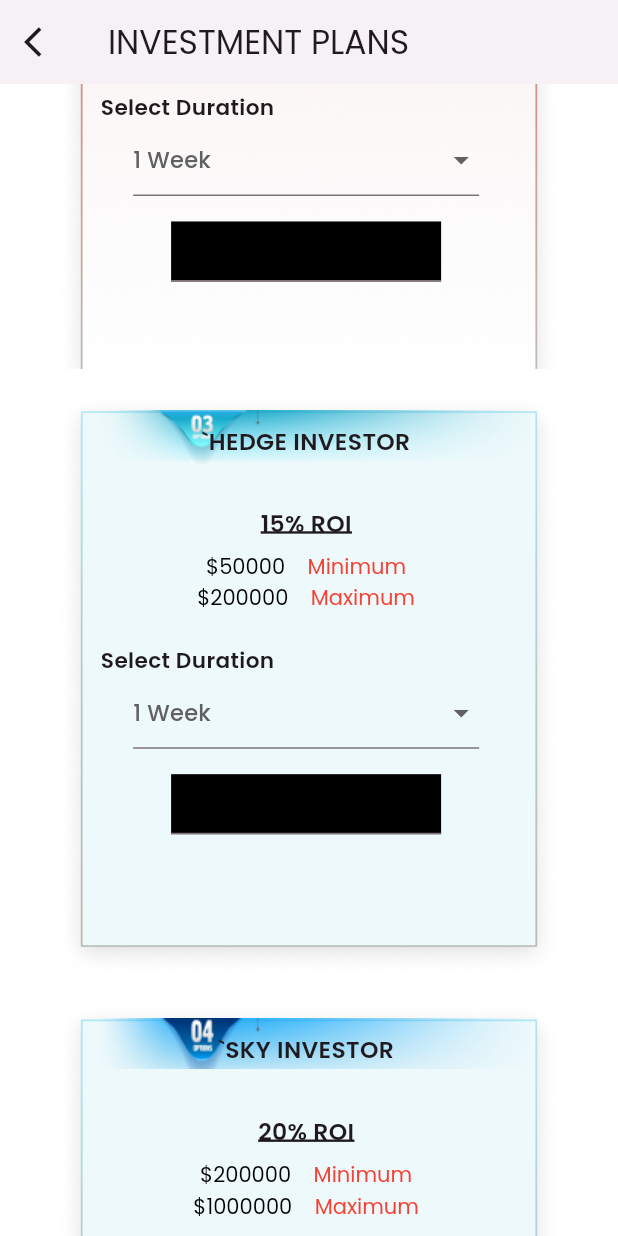
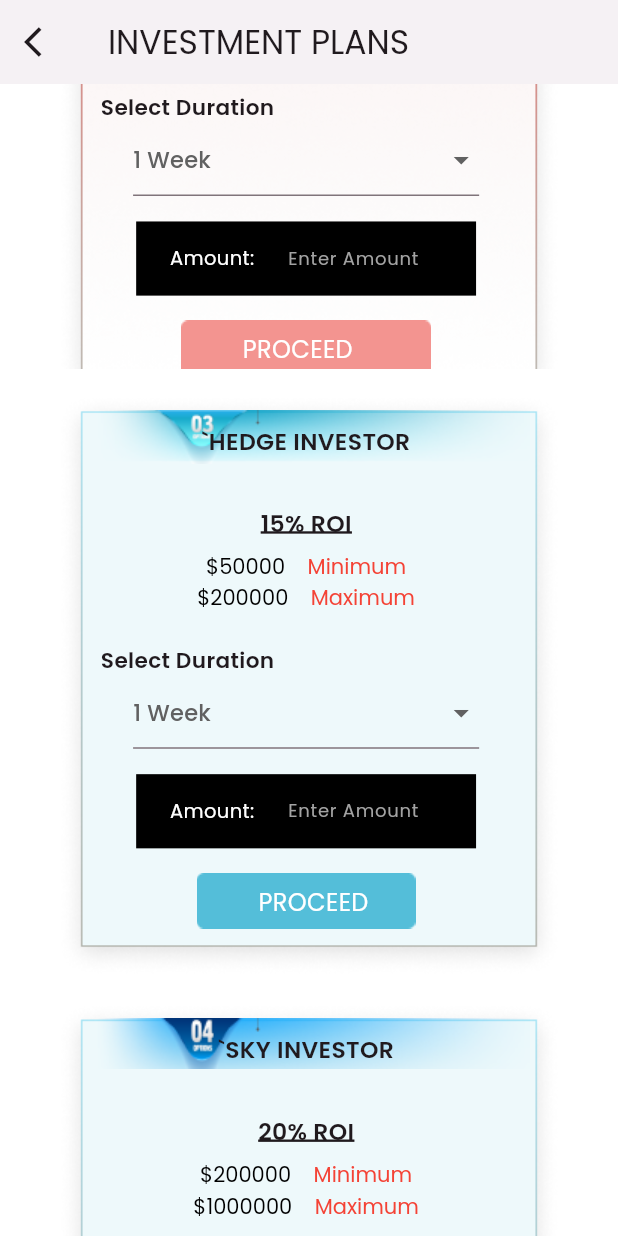
Before and after one commit to ebuka-c/bulloak-finance-mgt2, a Flutter app: the InvestmentPlans screen opened by its route, scrolled down 576 dp, on a phone screen of 412 x 824 dp. Run offline on Flutter 3.47's test engine with Material 2 defaults, Android fonts, the phone set to English and light mode, and no system bars; our stand-ins replace fl_chart, flutter_advanced_drawer, get, google_fonts, google_nav_bar, iconsax and 1 more.

Commit message:
transaction plans ui modify

```diff
--- a/lib/data/inv_plans.dart
+++ b/lib/data/inv_plans.dart
@@ -4,6 +4,7 @@ List<dynamic> plans = [
     'topbar': 'assets/plans/standard.png',
     'ROI': '7% ROI',
     'name': 'standard plan',
+    'button': 'assets/plans/standardbtn.png',
     'min': '\$1000',
     'max': '\$10000'
   },
@@ -12,6 +13,7 @@ List<dynamic> plans = [
     'topbar': 'assets/plans/premium.png',
     'ROI': '10% ROI',
     'name': 'premium',
+    'button': 'assets/plans/premiumbtn.png',
     'min': '\$10000',
     'max': '\$50000'
   },
@@ -19,6 +21,7 @@ List<dynamic> plans = [
     'image': 'assets/plans/hedgerect.png',
     'topbar': 'assets/plans/hedge.png',
     'ROI': '15% ROI',
+    'button': 'assets/plans/hedgebtn.png',
     'name': 'hedge investor',
     'min': '\$50000',
     'max': '\$200000'
@@ -28,6 +31,7 @@ List<dynamic> plans = [
     'topbar': 'assets/plans/sky.png',
     'ROI': '20% ROI',
     'name': 'Sky investor',
+    'button': 'assets/plans/skybtn.png',
     'min': '\$200000',
     'max': '\$1000000'
   },
@@ -36,6 +40,7 @@ List<dynamic> plans = [
     'topbar': 'assets/plans/star.png',
     'ROI': '20% ROI',
     'name': 'Star investor',
+    'button': 'assets/plans/starbtn.png',
     'min': '\$1000000',
     'max': '\$10000000'
   },
--- a/lib/screens/investment/inv_plans.dart
+++ b/lib/screens/investment/inv_plans.dart
@@ -1,3 +1,4 @@
+import 'package:bulloak_fin_mgt_fin_mgt/colors.dart';
 import 'package:flutter/material.dart';
 import 'package:get/get.dart';
 import 'package:google_fonts/google_fonts.dart';
@@ -138,11 +139,53 @@ class _InvestmentPlansState extends State<InvestmentPlans> {
                           ),
                           Container(
                             margin: const EdgeInsets.only(top: 5),
-                            height: 40,
-                            width: 180,
+                            height: h * 0.06,
+                            width: w * 0.55,
                             color: Colors.black,
-                            child: TextField(),
-                          )
+                            child: Row(
+                              mainAxisAlignment: MainAxisAlignment.spaceEvenly,
+                              children: [
+                                Text(
+                                  'Amount:',
+                                  style: GoogleFonts.poppins(
+                                      color: Colors.white, fontSize: 13),
+                                ),
+                                SizedBox(
+                                  height: h * 0.04,
+                                  width: w * 0.25,
+                                  child: TextField(
+                                      style: GoogleFonts.poppins(
+                                          color: Colors.white,
+                                          fontSize: 16,
+                                          fontWeight: FontWeight.w500),
+                                      keyboardType: TextInputType.number,
+                                      cursorColor: Colors.grey,
+                                      cursorHeight: h * 0.035,
+                                      decoration: InputDecoration(
+                                          floatingLabelBehavior:
+                                              FloatingLabelBehavior.never,
+                                          labelText: 'Enter Amount',
+                                          labelStyle: GoogleFonts.poppins(
+                                              color: AppColors.fillText,
+                                              fontSize: 12),
+                                          border: InputBorder.none)),
+                                )
+                              ],
+                            ),
+                          ),
+                          SizedBox(height: h * 0.02),
+                          Stack(children: [
+                            Image.asset(plans[index]['button']),
+                            Positioned(
+                              top: h * 0.01,
+                              left: w * 0.1,
+                              child: Text(
+                                'PROCEED',
+                                style: GoogleFonts.poppins(
+                                    color: Colors.white, fontSize: 16),
+                              ),
+                            )
+                          ])
                         ],
                       ))
                 ]),
--- a/lib/screens/transactions/withdraw.dart
+++ b/lib/screens/transactions/withdraw.dart
@@ -37,12 +37,14 @@ class Withdraw extends StatelessWidget {
                     margin: EdgeInsets.only(top: h * 0.05),
                     child: Text(
                       'Minimum withdrawal = 0',
-                      style: GoogleFonts.poppins(fontSize: w * 0.04),
+                      style: GoogleFonts.poppins(
+                          fontSize: w * 0.04, color: AppColors.primaryColor),
                     ),
                   ),
                   Text(
                     'Minimum withdrawal = 99999999',
-                    style: GoogleFonts.poppins(fontSize: w * 0.04),
+                    style: GoogleFonts.poppins(
+                        fontSize: w * 0.04, color: AppColors.primaryColor),
                   ),
                 ],
               ), //////////////
--- a/lib/widgets/custom_button.dart
+++ b/lib/widgets/custom_button.dart
@@ -8,6 +8,7 @@ class CustomButton extends StatelessWidget {
       required this.width,
       required this.text,
       required this.circularRadius,
+      this.fontWeight,
       this.icon,
       this.color,
       this.boxShadow});
@@ -19,6 +20,7 @@ class CustomButton extends StatelessWidget {
   final List<BoxShadow>? boxShadow;
   final Widget? icon;
   final Color? color;
+  final FontWeight? fontWeight;
 
   @override
   Widget build(BuildContext context) {
@@ -45,7 +47,8 @@ class CustomButton extends StatelessWidget {
               style: GoogleFonts.poppins(
                   fontSize: w * 0.05,
                   color: Colors.white,
-                  fontWeight: FontWeight.bold),
+                  fontWeight:
+                      fontWeight == null ? FontWeight.bold : fontWeight),
             ),
           ],
         ),
```
Also changed, not shown: assets/plans/hedgebtn.png (added), assets/plans/premiumbtn.png (added), assets/plans/skybtn.png (added), assets/plans/standardbtn.png (added), assets/plans/starbtn.png (added).
